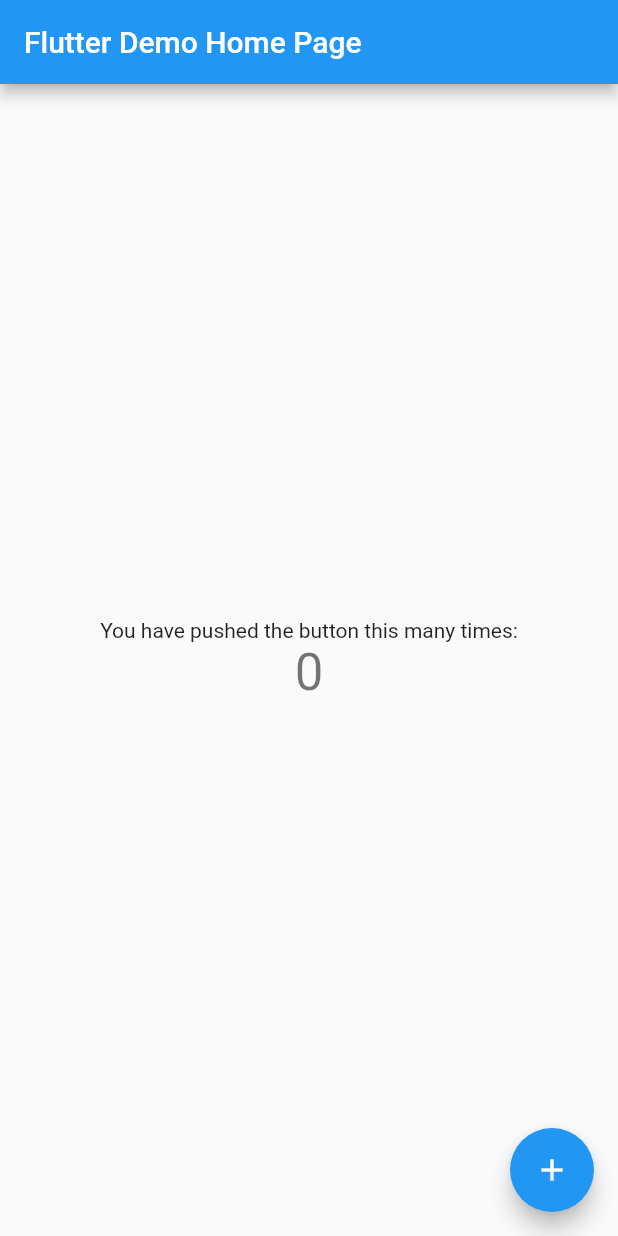
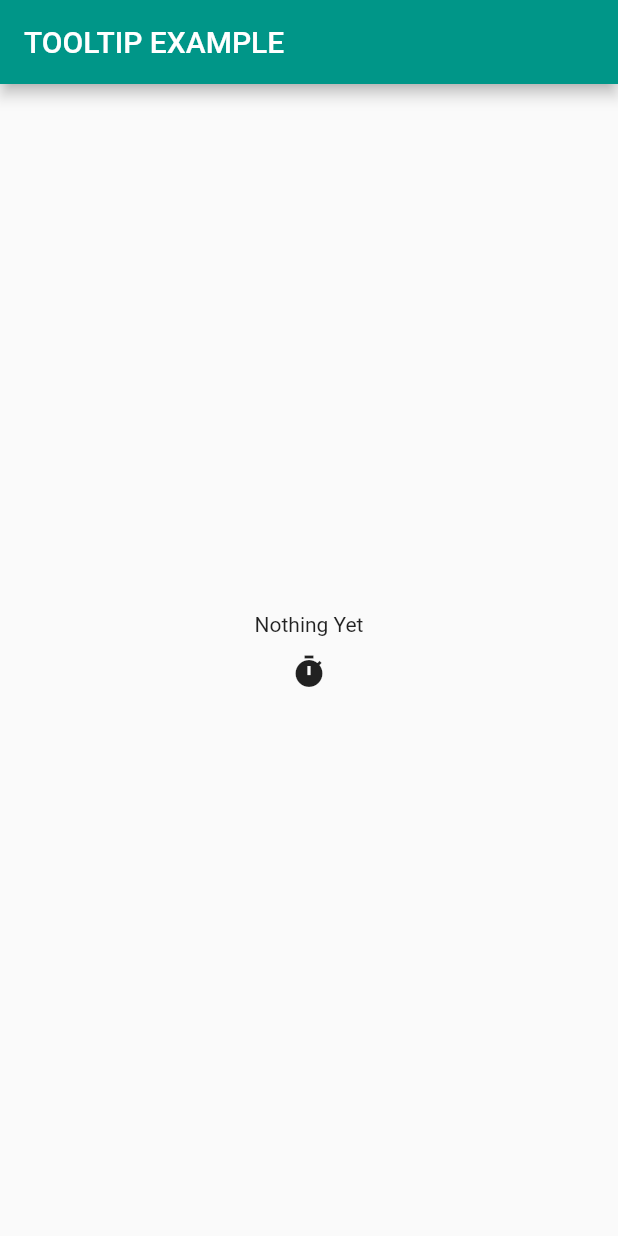
Before and after one commit to uniquedj95/flutter_intermediate_lessons, a Flutter app: the screen it shows after launch, on a phone screen of 412 x 824 dp. Run offline on Flutter 3.47's test engine with Material 2 defaults, Android fonts, the phone set to English and light mode, and no system bars.

Commit message:
tooltip example

```diff
--- a/lesson2_tooltips/lib/main.dart
+++ b/lesson2_tooltips/lib/main.dart
@@ -1,4 +1,5 @@
 import 'package:flutter/material.dart';
+import 'package:lesson2_tooltips/tooltip_example.dart';
 
 void main() {
   runApp(MyApp());
@@ -20,94 +21,9 @@ class MyApp extends StatelessWidget {
         // or simply save your changes to "hot reload" in a Flutter IDE).
         // Notice that the counter didn't reset back to zero; the application
         // is not restarted.
-        primarySwatch: Colors.blue,
+        primarySwatch: Colors.teal,
       ),
-      home: MyHomePage(title: 'Flutter Demo Home Page'),
+      home: TooltipExample(title: "TOOLTIP EXAMPLE"),
     );
   }
 }
-
-class MyHomePage extends StatefulWidget {
-  MyHomePage({Key? key, required this.title}) : super(key: key);
-
-  // This widget is the home page of your application. It is stateful, meaning
-  // that it has a State object (defined below) that contains fields that affect
-  // how it looks.
-
-  // This class is the configuration for the state. It holds the values (in this
-  // case the title) provided by the parent (in this case the App widget) and
-  // used by the build method of the State. Fields in a Widget subclass are
-  // always marked "final".
-
-  final String title;
-
-  @override
-  _MyHomePageState createState() => _MyHomePageState();
-}
-
-class _MyHomePageState extends State<MyHomePage> {
-  int _counter = 0;
-
-  void _incrementCounter() {
-    setState(() {
-      // This call to setState tells the Flutter framework that something has
-      // changed in this State, which causes it to rerun the build method below
-      // so that the display can reflect the updated values. If we changed
-      // _counter without calling setState(), then the build method would not be
-      // called again, and so nothing would appear to happen.
-      _counter++;
-    });
-  }
-
-  @override
-  Widget build(BuildContext context) {
-    // This method is rerun every time setState is called, for instance as done
-    // by the _incrementCounter method above.
-    //
-    // The Flutter framework has been optimized to make rerunning build methods
-    // fast, so that you can just rebuild anything that needs updating rather
-    // than having to individually change instances of widgets.
-    return Scaffold(
-      appBar: AppBar(
-        // Here we take the value from the MyHomePage object that was created by
-        // the App.build method, and use it to set our appbar title.
-        title: Text(widget.title),
-      ),
-      body: Center(
-        // Center is a layout widget. It takes a single child and positions it
-        // in the middle of the parent.
-        child: Column(
-          // Column is also a layout widget. It takes a list of children and
-          // arranges them vertically. By default, it sizes itself to fit its
-          // children horizontally, and tries to be as tall as its parent.
-          //
-          // Invoke "debug painting" (press "p" in the console, choose the
-          // "Toggle Debug Paint" action from the Flutter Inspector in Android
-          // Studio, or the "Toggle Debug Paint" command in Visual Studio Code)
-          // to see the wireframe for each widget.
-          //
-          // Column has various properties to control how it sizes itself and
-          // how it positions its children. Here we use mainAxisAlignment to
-          // center the children vertically; the main axis here is the vertical
-          // axis because Columns are vertical (the cross axis would be
-          // horizontal).
-          mainAxisAlignment: MainAxisAlignment.center,
-          children: <Widget>[
-            Text(
-              'You have pushed the button this many times:',
-            ),
-            Text(
-              '$_counter',
-              style: Theme.of(context).textTheme.headline4,
-            ),
-          ],
-        ),
-      ),
-      floatingActionButton: FloatingActionButton(
-        onPressed: _incrementCounter,
-        tooltip: 'Increment',
-        child: Icon(Icons.add),
-      ), // This trailing comma makes auto-formatting nicer for build methods.
-    );
-  }
-}
--- /dev/null
+++ b/lesson2_tooltips/lib/tooltip_example.dart
@@ -0,0 +1,35 @@
+import 'package:flutter/material.dart';
+
+class TooltipExample extends StatefulWidget {
+  const TooltipExample({Key? key, required this.title}) : super(key: key);
+
+  final String title;
+
+  @override
+  _TooltipExampleState createState() => _TooltipExampleState();
+}
+
+class _TooltipExampleState extends State<TooltipExample> {
+  String _value = "Nothing Yet";
+
+  void _onPressed() => setState(() => _value = new DateTime.now().toString());
+
+  @override
+  Widget build(BuildContext context) {
+    return Scaffold(
+      appBar: AppBar(title: Text(widget.title)),
+      body: Center(
+          child: Column(
+        mainAxisAlignment: MainAxisAlignment.center,
+        children: <Widget>[
+          Text(_value),
+          IconButton(
+            onPressed: _onPressed,
+            icon: Icon(Icons.timer),
+            tooltip: "Click Me!",
+          )
+        ],
+      )),
+    );
+  }
+}
```
